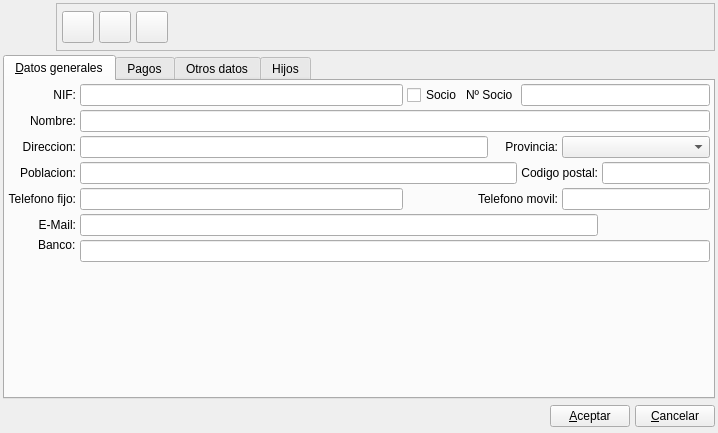
Above: bulmages/bulmafact/plugins/pluginbf_tutor/tutorbase.ui from eboladev/Bulmages-1 before the change. Below: the same form after it.
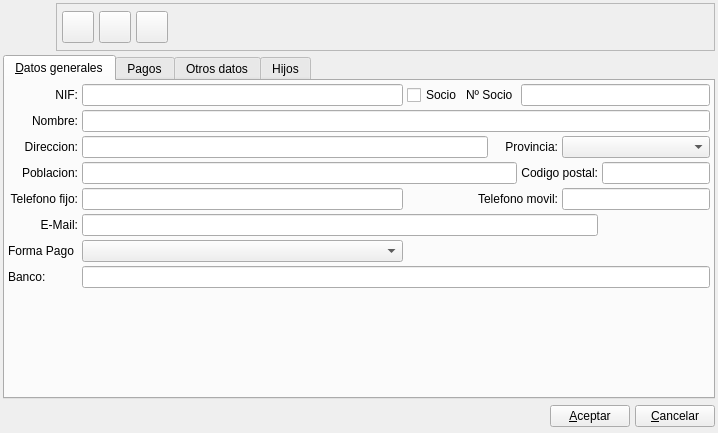
That is the form after the change. Icons and pictures are not drawn. Custom widgets are drawn as their Qt base class.

Commit message: Agrego formas de pago a los recibos.

```diff
--- a/bulmages/bulmafact/plugins/pluginbf_tutor/tutorbase.ui
+++ b/bulmages/bulmafact/plugins/pluginbf_tutor/tutorbase.ui
@@ -256,14 +256,6 @@
 				<number>0</number>
 			</property>
 			<widget class="QWidget" name="Tab1" >
-				<property name="geometry" >
-					<rect>
-						<x>0</x>
-						<y>0</y>
-						<width>696</width>
-						<height>277</height>
-					</rect>
-				</property>
 				<attribute name="title" >
 					<string>&amp;Datos generales</string>
 				</attribute>
@@ -479,17 +471,7 @@
 							</property>
 						</widget>
 					</item>
-					<item rowspan="2" row="6" column="1" >
-						<widget class="QLabel" name="textLabel2_4_3" >
-							<property name="text" >
-								<string>Banco:</string>
-							</property>
-							<property name="buddy" >
-								<cstring>mui_bancocliente</cstring>
-							</property>
-						</widget>
-					</item>
-					<item row="7" column="2" colspan="7" >
+       <item row="8" column="2" colspan="7" >
 						<widget class="BlBankEdit" name="mui_bancocliente" >
 							<property name="sizePolicy" >
 								<sizepolicy vsizetype="Fixed" hsizetype="Expanding" >
@@ -499,7 +481,7 @@
 							</property>
 						</widget>
 					</item>
-					<item row="8" column="3" >
+       <item row="9" column="3" >
 						<spacer name="verticalSpacer" >
 							<property name="orientation" >
 								<enum>Qt::Vertical</enum>
@@ -512,6 +494,26 @@
 							</property>
 						</spacer>
 					</item>
+       <item row="7" column="2" >
+        <widget class="BusquedaFormaPago" name="mui_idforma_pago" />
+       </item>
+       <item row="7" column="0" >
+        <widget class="QLabel" name="label_3" >
+         <property name="text" >
+          <string>Forma Pago</string>
+         </property>
+        </widget>
+       </item>
+       <item row="8" column="0" >
+        <widget class="QLabel" name="textLabel2_4_3" >
+         <property name="text" >
+          <string>Banco:</string>
+         </property>
+         <property name="buddy" >
+          <cstring>mui_bancocliente</cstring>
+         </property>
+        </widget>
+       </item>
 				</layout>
 			</widget>
 			<widget class="QWidget" name="tab_3" >
@@ -640,6 +642,11 @@
 		<extends>QTableWidget</extends>
 		<header>tutorview.h</header>
 	</customwidget>
+  <customwidget>
+   <class>BusquedaFormaPago</class>
+   <extends>QComboBox</extends>
+   <header>busquedaformapago.h</header>
+  </customwidget>
 </customwidgets>
 <tabstops>
 	<tabstop>mui_guardar</tabstop>
```
Left out of the diff: 24 changed lines with no effect on the pictures. Lines whose indentation alone changed are shown as unchanged. The commit also changes 5 other files.
